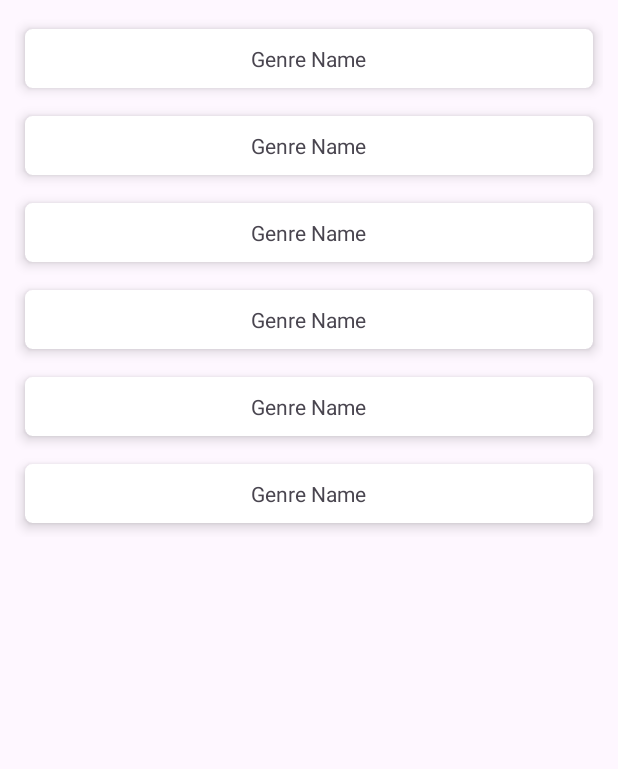
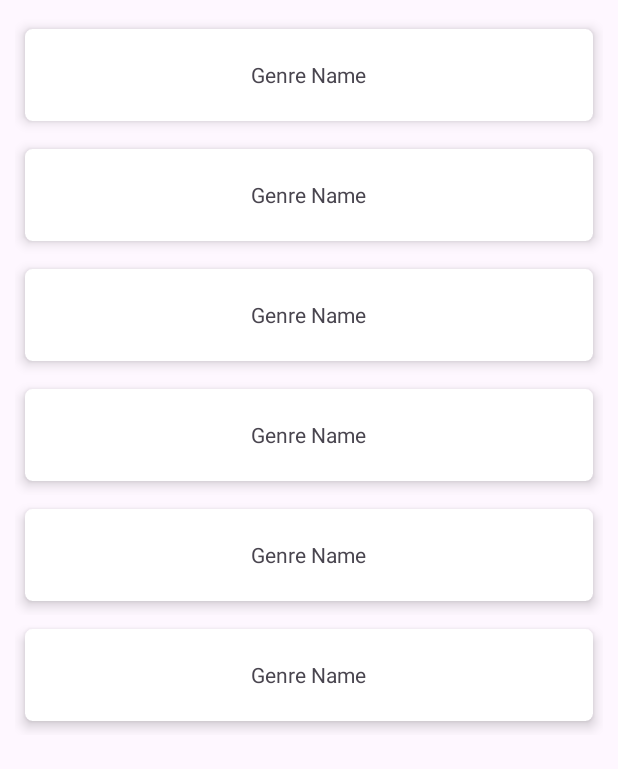
Before and after one commit to faizurazadri23/assessmentmovie_app, an Android app: the layout activity_main.xml on its own in the app's theme, with its tools: preview values and no code run, on a phone screen of 412 x 824 dp. Shown: the top 769 px of the screen. Run offline under Robolectric (Android 15) with nearby library versions, the phone set to English and light mode, and no system bars.

Commit message:
add swiprefresh

```diff
--- a/app/src/main/java/com/faizura/movie/ui/MainActivity.kt
+++ b/app/src/main/java/com/faizura/movie/ui/MainActivity.kt
@@ -2,6 +2,8 @@ package com.faizura.movie.ui
 
 import android.content.Intent
 import android.os.Bundle
+import android.os.Handler
+import android.os.Looper
 import androidx.activity.viewModels
 import androidx.appcompat.app.AppCompatActivity
 import androidx.recyclerview.widget.LinearLayoutManager
@@ -24,6 +26,13 @@ class MainActivity : AppCompatActivity(), AdapterGenreMovies.SetOnClickGenre {
         setContentView(mainBinding.root)
 
         mainBinding.rvGenre.layoutManager = LinearLayoutManager(this)
+
+        mainBinding.swipeRefresh.setOnRefreshListener {
+            Handler(Looper.getMainLooper()).postDelayed({
+                mainBinding.swipeRefresh.isRefreshing = false
+                loadGenreMovies()
+            }, 4000)
+        }
 
         loadGenreMovies()
     }
--- a/app/src/main/res/layout/activity_main.xml
+++ b/app/src/main/res/layout/activity_main.xml
@@ -5,6 +5,14 @@
     android:layout_height="match_parent"
     tools:context=".ui.MainActivity">
 
+    <androidx.swiperefreshlayout.widget.SwipeRefreshLayout
+        android:layout_width="match_parent"
+        android:id="@+id/swipeRefresh"
+        android:layout_height="match_parent">
+
+        <RelativeLayout
+            android:layout_width="match_parent"
+            android:layout_height="wrap_content">
             <androidx.recyclerview.widget.RecyclerView
                 android:id="@+id/rv_genre"
                 android:layout_width="match_parent"
@@ -12,5 +20,7 @@
                 android:padding="10dp"
                 tools:itemCount="20"
                 tools:listitem="@layout/item_genre" />
+        </RelativeLayout>
+    </androidx.swiperefreshlayout.widget.SwipeRefreshLayout>
 
 </RelativeLayout>
--- a/app/src/main/res/layout/item_genre.xml
+++ b/app/src/main/res/layout/item_genre.xml
@@ -1,26 +1,28 @@
 <?xml version="1.0" encoding="utf-8"?>
 <RelativeLayout xmlns:android="http://schemas.android.com/apk/res/android"
+    xmlns:app="http://schemas.android.com/apk/res-auto"
     android:layout_width="match_parent"
-    android:layout_height="wrap_content"
-    xmlns:app="http://schemas.android.com/apk/res-auto">
+    android:layout_height="wrap_content">
 
     <androidx.cardview.widget.CardView
         android:layout_width="match_parent"
+        android:layout_height="80dp"
         app:cardCornerRadius="5dp"
-        app:cardUseCompatPadding="true"
         app:cardElevation="5dp"
-        android:layout_height="wrap_content">
+        app:cardUseCompatPadding="true">
 
         <RelativeLayout
-            android:padding="10dp"
             android:layout_width="match_parent"
-            android:layout_height="wrap_content">
+            android:layout_height="match_parent"
+            android:padding="10dp">
+
             <androidx.appcompat.widget.AppCompatTextView
+                android:id="@+id/genreName"
                 android:layout_width="wrap_content"
-                android:id="@+id/genreName"
+                android:layout_height="wrap_content"
                 android:layout_centerHorizontal="true"
-                android:text="@string/genre_name"
-                android:layout_height="wrap_content"/>
+                android:layout_centerVertical="true"
+                android:text="@string/genre_name" />
         </RelativeLayout>
     </androidx.cardview.widget.CardView>
 </RelativeLayout>
```
Lines whose indentation alone changed are shown as unchanged.
